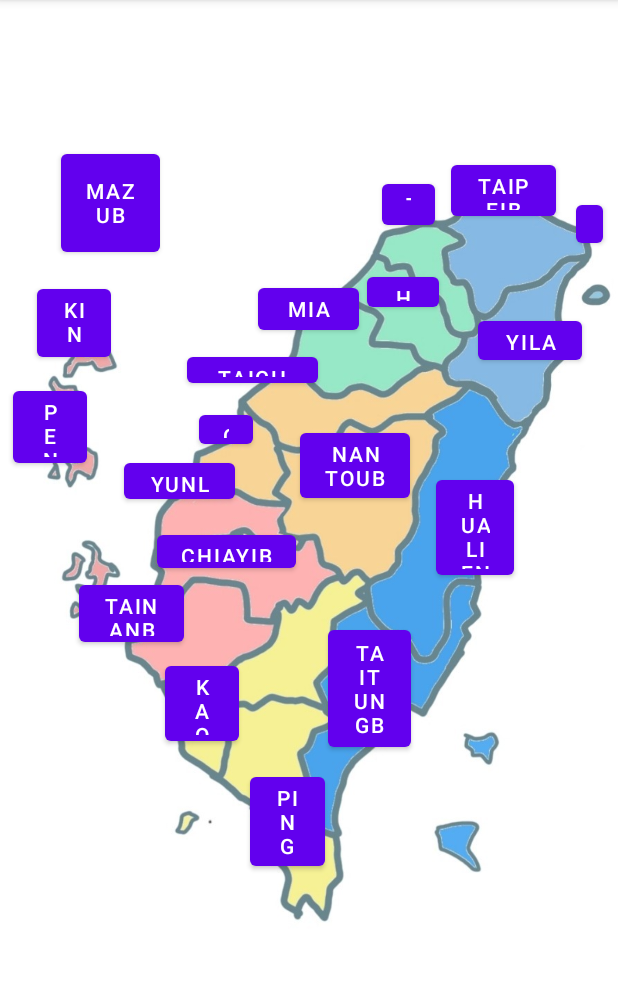
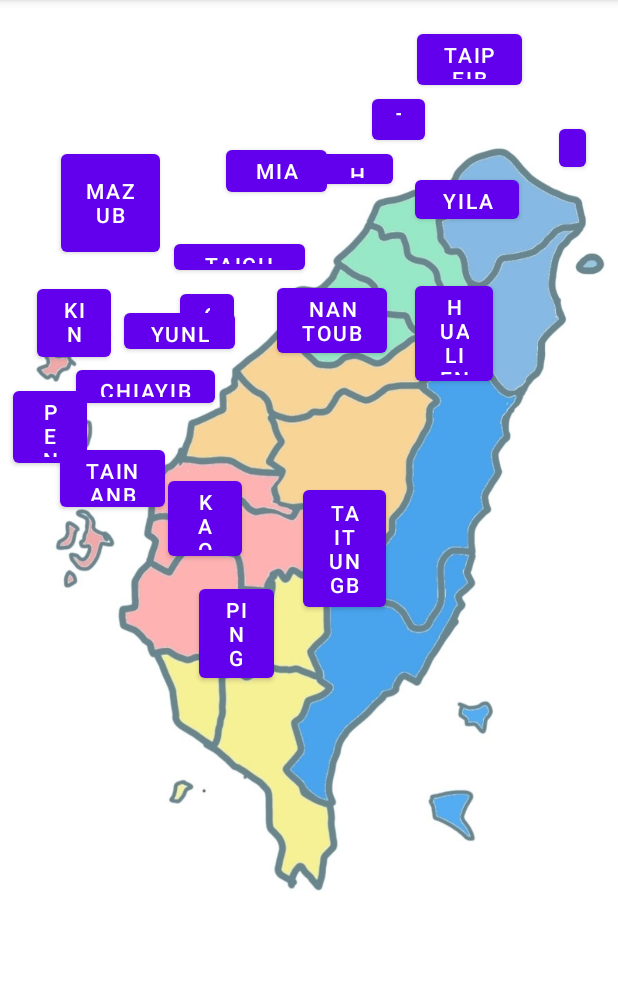
Before and after one commit to longshenn/WorkFile, an Android app: the screen it shows after launch (MainActivity), on a phone screen of 412 x 824 dp, the part 84-1065 px from its top. Run offline under Robolectric (Android 15) with nearby library versions, the phone set to English and light mode, and no system bars.

Commit message:
龍新開專案按鈕設定taitung

```diff
--- a/app/build.gradle
+++ b/app/build.gradle
@@ -1,6 +1,8 @@
 plugins {
     id 'com.android.application'
     id 'kotlin-android'
+    id 'kotlin-android-extensions'
+
 }
 
 android {
--- a/app/src/main/java/com/example/workfile/MainActivity.kt
+++ b/app/src/main/java/com/example/workfile/MainActivity.kt
@@ -1,14 +1,24 @@
 package com.example.workfile
 
+import android.content.Intent
 import androidx.appcompat.app.AppCompatActivity
 import android.os.Bundle
+import android.view.View
+import kotlinx.android.synthetic.main.activity_main.*
+
+
 
 class MainActivity : AppCompatActivity() {
     override fun onCreate(savedInstanceState: Bundle?) {
         super.onCreate(savedInstanceState)
         setContentView(R.layout.activity_main)
+
+        TaitungB.setOnClickListener(object : View.OnClickListener {
+            override fun onClick(p0: View?) {
+                intent = Intent(this@MainActivity, QuestionActivity::class.java)
+                startActivity(intent)
+            }
+        })
+
     }
-
-
-
 }
--- a/app/src/main/res/layout/activity_main.xml
+++ b/app/src/main/res/layout/activity_main.xml
@@ -10,16 +10,16 @@
         android:id="@+id/mapdraw"
         android:layout_width="wrap_content"
         android:layout_height="wrap_content"
-        android:layout_x="-1dp"
-        android:layout_y="0dp"
+        android:layout_x="-5dp"
+        android:layout_y="-21dp"
         app:srcCompat="@drawable/map_draw" />
 
     <Button
         android:id="@+id/TaipeiB"
         android:layout_width="70dp"
         android:layout_height="46dp"
-        android:layout_x="301dp"
-        android:layout_y="104dp"
+        android:layout_x="278dp"
+        android:layout_y="17dp"
         android:text="TaipeiB"
         tools:layout_editor_absoluteX="282dp"
         tools:layout_editor_absoluteY="74dp"
@@ -29,8 +29,8 @@
         android:id="@+id/TaoyuanB"
         android:layout_width="35dp"
         android:layout_height="39dp"
-        android:layout_x="255dp"
-        android:layout_y="117dp"
+        android:layout_x="248dp"
+        android:layout_y="60dp"
         android:text="TaoyuanB"
         tools:layout_editor_absoluteX="238dp"
         tools:layout_editor_absoluteY="89dp" />
@@ -39,8 +39,8 @@
         android:id="@+id/HsinchuB"
         android:layout_width="48dp"
         android:layout_height="32dp"
-        android:layout_x="245dp"
-        android:layout_y="179dp"
+        android:layout_x="214dp"
+        android:layout_y="97dp"
         android:text="HsinchuB"
         tools:layout_editor_absoluteX="226dp"
         tools:layout_editor_absoluteY="129dp" />
@@ -49,8 +49,8 @@
         android:id="@+id/YilanB"
         android:layout_width="69dp"
         android:layout_height="38dp"
-        android:layout_x="319dp"
-        android:layout_y="208dp"
+        android:layout_x="277dp"
+        android:layout_y="114dp"
         android:text="YilanB"
         tools:layout_editor_absoluteX="288dp"
         tools:layout_editor_absoluteY="154dp" />
@@ -59,8 +59,8 @@
         android:id="@+id/MiaoliB"
         android:layout_width="67dp"
         android:layout_height="40dp"
-        android:layout_x="172dp"
-        android:layout_y="186dp"
+        android:layout_x="151dp"
+        android:layout_y="94dp"
         android:text="MiaoliB"
         tools:layout_editor_absoluteX="168dp"
         tools:layout_editor_absoluteY="162dp" />
@@ -69,8 +69,8 @@
         android:id="@+id/TaichungB"
         android:layout_width="87dp"
         android:layout_height="29dp"
-        android:layout_x="125dp"
-        android:layout_y="232dp"
+        android:layout_x="116dp"
+        android:layout_y="157dp"
         android:text="TaichungB"
         tools:layout_editor_absoluteX="148dp"
         tools:layout_editor_absoluteY="205dp" />
@@ -79,8 +79,8 @@
         android:id="@+id/ChanghuaB"
         android:layout_width="36dp"
         android:layout_height="31dp"
-        android:layout_x="133dp"
-        android:layout_y="271dp"
+        android:layout_x="120dp"
+        android:layout_y="190dp"
         android:text="ChanghuaB"
         tools:layout_editor_absoluteX="122dp"
         tools:layout_editor_absoluteY="243dp" />
@@ -89,8 +89,8 @@
         android:id="@+id/NantouB"
         android:layout_width="73dp"
         android:layout_height="wrap_content"
-        android:layout_x="200dp"
-        android:layout_y="283dp"
+        android:layout_x="185dp"
+        android:layout_y="186dp"
         android:text="NantouB"
         tools:layout_editor_absoluteX="167dp"
         tools:layout_editor_absoluteY="250dp" />
@@ -99,8 +99,8 @@
         android:id="@+id/HualienB"
         android:layout_width="52dp"
         android:layout_height="75dp"
-        android:layout_x="291dp"
-        android:layout_y="314dp"
+        android:layout_x="277dp"
+        android:layout_y="185dp"
         android:text="HualienB"
         tools:layout_editor_absoluteX="252dp"
         tools:layout_editor_absoluteY="219dp" />
@@ -109,8 +109,8 @@
         android:id="@+id/GuishanB"
         android:layout_width="18dp"
         android:layout_height="37dp"
-        android:layout_x="384dp"
-        android:layout_y="131dp"
+        android:layout_x="373dp"
+        android:layout_y="80dp"
         android:text="GuishanB"
         tools:layout_editor_absoluteX="360dp"
         tools:layout_editor_absoluteY="105dp" />
@@ -143,7 +143,7 @@
         android:layout_width="74dp"
         android:layout_height="36dp"
         android:layout_x="83dp"
-        android:layout_y="303dp"
+        android:layout_y="203dp"
         android:text="YunlinB"
         tools:layout_editor_absoluteX="86dp"
         tools:layout_editor_absoluteY="278dp" />
@@ -162,8 +162,8 @@
         android:id="@+id/ChiayiB"
         android:layout_width="wrap_content"
         android:layout_height="34dp"
-        android:layout_x="105dp"
-        android:layout_y="351dp"
+        android:layout_x="51dp"
+        android:layout_y="241dp"
         android:text="ChiayiB"
         tools:layout_editor_absoluteX="83dp"
         tools:layout_editor_absoluteY="316dp" />
@@ -172,8 +172,8 @@
         android:id="@+id/TainanB"
         android:layout_width="70dp"
         android:layout_height="50dp"
-        android:layout_x="53dp"
-        android:layout_y="384dp"
+        android:layout_x="40dp"
+        android:layout_y="294dp"
         android:text="TainanB"
         tools:layout_editor_absoluteX="76dp"
         tools:layout_editor_absoluteY="357dp" />
@@ -182,8 +182,8 @@
         android:id="@+id/KaohsiungB"
         android:layout_width="49dp"
         android:layout_height="62dp"
-        android:layout_x="110dp"
-        android:layout_y="438dp"
+        android:layout_x="112dp"
+        android:layout_y="315dp"
         android:text="KaohsiungB"
         tools:layout_editor_absoluteX="146dp"
         tools:layout_editor_absoluteY="367dp" />
@@ -192,8 +192,8 @@
         android:id="@+id/PingtungB"
         android:layout_width="50dp"
         android:layout_height="71dp"
-        android:layout_x="167dp"
-        android:layout_y="512dp"
+        android:layout_x="133dp"
+        android:layout_y="387dp"
         android:text="PingtungB"
         tools:layout_editor_absoluteX="144dp"
         tools:layout_editor_absoluteY="441dp" />
@@ -202,8 +202,8 @@
         android:id="@+id/TaitungB"
         android:layout_width="55dp"
         android:layout_height="90dp"
-        android:layout_x="219dp"
-        android:layout_y="414dp"
+        android:layout_x="202dp"
+        android:layout_y="321dp"
         android:text="TaitungB"
         tools:layout_editor_absoluteX="205dp"
         tools:layout_editor_absoluteY="377dp" />
```
